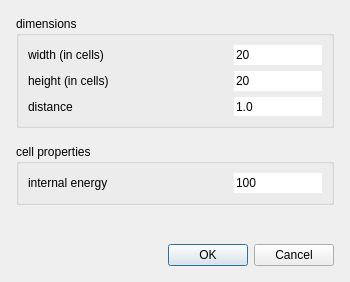
This is source/Gui/NewRectangleDialog.ui in chrxh/alien as Qt 5 draws it before an edit. The edited form follows.
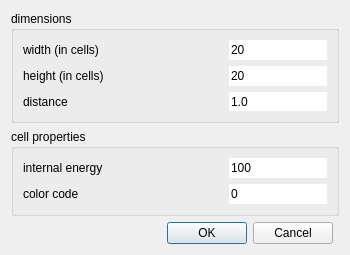
This is the edited form.

```diff
--- a/source/Gui/NewRectangleDialog.ui
+++ b/source/Gui/NewRectangleDialog.ui
@@ -7,7 +7,7 @@
     <x>0</x>
     <y>0</y>
     <width>350</width>
-    <height>282</height>
+    <height>250</height>
    </rect>
   </property>
   <property name="minimumSize">
@@ -19,49 +19,8 @@
   <property name="windowTitle">
    <string>add rectangle structure</string>
   </property>
-  <layout class="QGridLayout" name="gridLayout">
-   <property name="leftMargin">
-    <number>16</number>
-   </property>
-   <property name="topMargin">
-    <number>16</number>
-   </property>
-   <property name="rightMargin">
-    <number>16</number>
-   </property>
-   <property name="bottomMargin">
-    <number>16</number>
-   </property>
-   <property name="spacing">
-    <number>16</number>
-   </property>
-   <item row="1" column="0">
-    <widget class="QGroupBox" name="groupBox_2">
-     <property name="title">
-      <string>cell properties</string>
-     </property>
-     <layout class="QGridLayout" name="gridLayout_3" columnminimumwidth="200,0">
-      <item row="0" column="0">
-       <widget class="QLabel" name="label_4">
-        <property name="text">
-         <string>internal energy</string>
-        </property>
-       </widget>
-      </item>
-      <item row="0" column="1">
-       <widget class="QLineEdit" name="energyEdit">
-        <property name="text">
-         <string>100</string>
-        </property>
-        <property name="frame">
-         <bool>false</bool>
-        </property>
-       </widget>
-      </item>
-     </layout>
-    </widget>
-   </item>
-   <item row="0" column="0">
+  <layout class="QGridLayout" name="gridLayout_3">
+   <item row="0" column="0" colspan="2">
     <widget class="QGroupBox" name="groupBox">
      <property name="minimumSize">
       <size>
@@ -127,6 +86,64 @@
      </layout>
     </widget>
    </item>
+   <item row="1" column="0" colspan="2">
+    <widget class="QGroupBox" name="groupBox_2">
+     <property name="title">
+      <string>cell properties</string>
+     </property>
+     <layout class="QGridLayout" name="gridLayout">
+      <item row="0" column="0">
+       <widget class="QLabel" name="label_4">
+        <property name="text">
+         <string>internal energy</string>
+        </property>
+       </widget>
+      </item>
+      <item row="0" column="1">
+       <widget class="QLineEdit" name="energyEdit">
+        <property name="text">
+         <string>100</string>
+        </property>
+        <property name="frame">
+         <bool>false</bool>
+        </property>
+       </widget>
+      </item>
+      <item row="1" column="0">
+       <widget class="QLabel" name="colorCodeLabel">
+        <property name="sizePolicy">
+         <sizepolicy hsizetype="Fixed" vsizetype="Preferred">
+          <horstretch>0</horstretch>
+          <verstretch>0</verstretch>
+         </sizepolicy>
+        </property>
+        <property name="minimumSize">
+         <size>
+          <width>200</width>
+          <height>0</height>
+         </size>
+        </property>
+        <property name="text">
+         <string>color code</string>
+        </property>
+       </widget>
+      </item>
+      <item row="1" column="1">
+       <widget class="QLineEdit" name="colorCodeEdit">
+        <property name="inputMask">
+         <string>9</string>
+        </property>
+        <property name="text">
+         <string>0</string>
+        </property>
+        <property name="frame">
+         <bool>false</bool>
+        </property>
+       </widget>
+      </item>
+     </layout>
+    </widget>
+   </item>
    <item row="3" column="0">
     <widget class="QDialogButtonBox" name="buttonBox">
      <property name="orientation">
```
